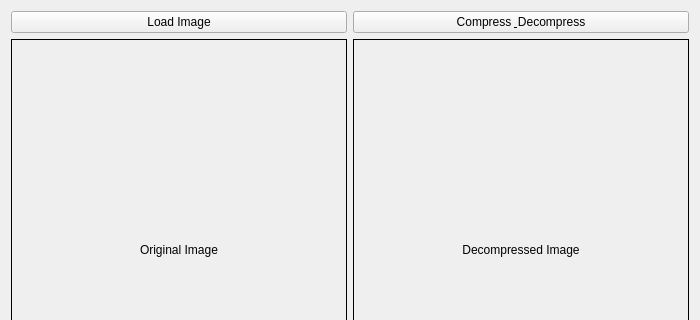
First picture: the form in window.ui, repository zaeem886/JPEG-compression, before the edit; both pictures show x 0 to 700 and y 0 to 320 of the 700 by 500 pixel window.
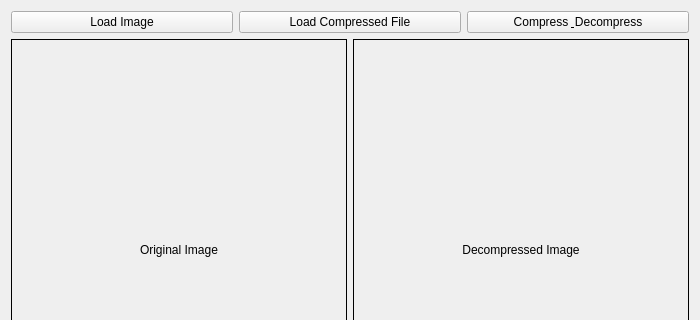
Second picture: the form after the edit.

The edit to the form file:
```diff
--- a/window.ui
+++ b/window.ui
@@ -23,6 +23,13 @@
        </property>
       </widget>
      </item>
+     <item>
+      <widget class="QPushButton" name="btn_load_compressed">
+       <property name="text">
+        <string>Load Compressed File</string>
+       </property>
+      </widget>
+     </item>
      <item>
       <widget class="QPushButton" name="btn_compress">
        <property name="text">
```
